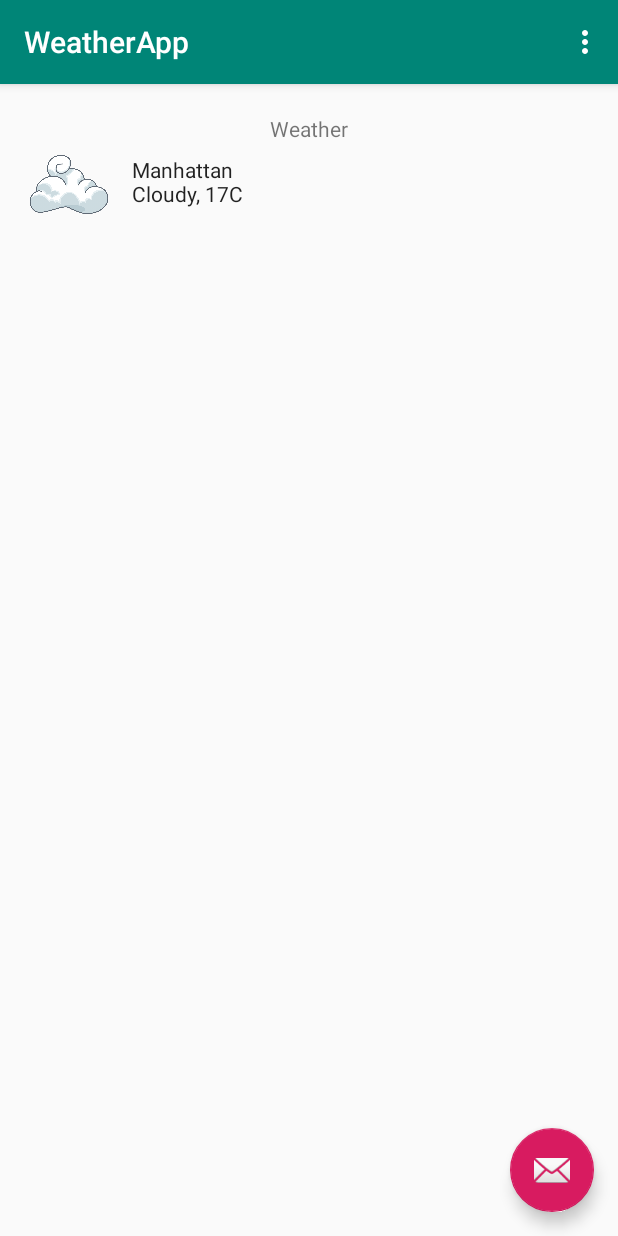
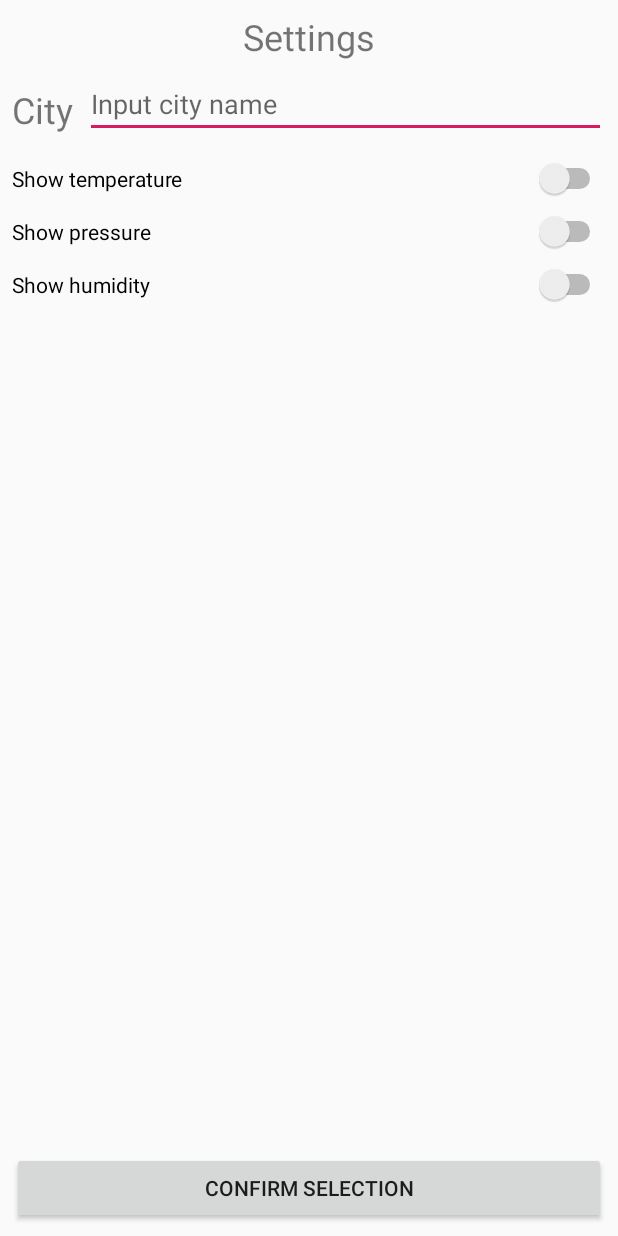
Before and after one commit to LostAztecian/WeatherApp, an Android app: the screen it shows after launch (MainActivity before the commit, CitySelectionActivity after it), on a phone screen of 412 x 824 dp. Run offline under Robolectric (Android 15) with nearby library versions, the phone set to English and light mode, and no system bars.

Commit message:
04.01.19
Added:
-Customization activity;

```diff
--- a/app/src/main/AndroidManifest.xml
+++ b/app/src/main/AndroidManifest.xml
@@ -10,7 +10,7 @@
         android:supportsRtl="true"
         android:theme="@style/AppTheme">
         <activity
-            android:name=".MainActivity"
+            android:name=".CitySelectionActivity"
             android:label="@string/app_name"
             android:theme="@style/AppTheme.NoActionBar">
             <intent-filter>
@@ -19,6 +19,7 @@
                 <category android:name="android.intent.category.LAUNCHER" />
             </intent-filter>
         </activity>
+        <activity android:name=".MainActivity"></activity>
     </application>
 
 </manifest>
--- /dev/null
+++ b/app/src/main/res/layout/activity_city_selection.xml
@@ -0,0 +1,109 @@
+<?xml version="1.0" encoding="utf-8"?>
+<android.support.constraint.ConstraintLayout xmlns:android="http://schemas.android.com/apk/res/android"
+    xmlns:app="http://schemas.android.com/apk/res-auto"
+    xmlns:tools="http://schemas.android.com/tools"
+    android:layout_width="match_parent"
+    android:layout_height="match_parent"
+    tools:context=".CitySelectionActivity">
+
+    <TextView
+        android:id="@+id/textView_settings"
+        android:layout_width="wrap_content"
+        android:layout_height="wrap_content"
+        android:layout_marginStart="8dp"
+        android:layout_marginLeft="8dp"
+        android:layout_marginTop="8dp"
+        android:layout_marginEnd="8dp"
+        android:layout_marginRight="8dp"
+        android:text="@string/settings"
+        android:textSize="24sp"
+        app:layout_constraintEnd_toEndOf="parent"
+        app:layout_constraintStart_toStartOf="parent"
+        app:layout_constraintTop_toTopOf="parent" />
+
+    <TextView
+        android:id="@+id/textView_city"
+        android:layout_width="wrap_content"
+        android:layout_height="wrap_content"
+        android:layout_marginStart="8dp"
+        android:layout_marginLeft="8dp"
+        android:layout_marginTop="16dp"
+        android:text="@string/city"
+        android:textSize="24sp"
+        app:layout_constraintStart_toStartOf="parent"
+        app:layout_constraintTop_toBottomOf="@+id/textView_settings" />
+
+    <EditText
+        android:id="@+id/editText_selectCity"
+        android:layout_width="0dp"
+        android:layout_height="wrap_content"
+        android:layout_marginStart="8dp"
+        android:layout_marginLeft="8dp"
+        android:layout_marginTop="8dp"
+        android:layout_marginEnd="8dp"
+        android:layout_marginRight="8dp"
+        android:ems="10"
+        android:hint="@string/selection_city"
+        android:inputType="textPersonName"
+        app:layout_constraintBottom_toBottomOf="@+id/textView_city"
+        app:layout_constraintEnd_toEndOf="parent"
+        app:layout_constraintStart_toEndOf="@+id/textView_city"
+        app:layout_constraintTop_toBottomOf="@+id/textView_settings" />
+
+    <Button
+        android:id="@+id/button_confirmSelection"
+        android:layout_width="0dp"
+        android:layout_height="wrap_content"
+        android:layout_marginStart="8dp"
+        android:layout_marginLeft="8dp"
+        android:layout_marginEnd="8dp"
+        android:layout_marginRight="8dp"
+        android:layout_marginBottom="8dp"
+        android:text="@string/button_confirmSelection"
+        android:onClick="confirmSelection"
+        app:layout_constraintBottom_toBottomOf="parent"
+        app:layout_constraintEnd_toEndOf="parent"
+        app:layout_constraintStart_toStartOf="parent" />
+
+    <Switch
+        android:id="@+id/switch_showTemperature"
+        android:layout_width="0dp"
+        android:layout_height="wrap_content"
+        android:layout_marginStart="8dp"
+        android:layout_marginLeft="8dp"
+        android:layout_marginTop="@dimen/fab_margin"
+        android:layout_marginEnd="8dp"
+        android:layout_marginRight="8dp"
+        android:text="@string/switch_showTemperature"
+        app:layout_constraintEnd_toEndOf="parent"
+        app:layout_constraintStart_toStartOf="parent"
+        app:layout_constraintTop_toBottomOf="@+id/textView_city" />
+
+    <Switch
+        android:id="@+id/switch_showPressure"
+        android:layout_width="0dp"
+        android:layout_height="wrap_content"
+        android:layout_marginStart="8dp"
+        android:layout_marginLeft="8dp"
+        android:layout_marginTop="8dp"
+        android:layout_marginEnd="8dp"
+        android:layout_marginRight="8dp"
+        android:text="@string/switch_showPressure"
+        app:layout_constraintEnd_toEndOf="parent"
+        app:layout_constraintStart_toStartOf="parent"
+        app:layout_constraintTop_toBottomOf="@+id/switch_showTemperature" />
+
+    <Switch
+        android:id="@+id/switch_showHumidity"
+        android:layout_width="0dp"
+        android:layout_height="wrap_content"
+        android:layout_marginStart="8dp"
+        android:layout_marginLeft="8dp"
+        android:layout_marginTop="8dp"
+        android:layout_marginEnd="8dp"
+        android:layout_marginRight="8dp"
+        android:text="@string/switch_showHumidity"
+        app:layout_constraintEnd_toEndOf="parent"
+        app:layout_constraintStart_toStartOf="parent"
+        app:layout_constraintTop_toBottomOf="@+id/switch_showPressure" />
+</android.support.constraint.ConstraintLayout>
--- a/app/src/main/res/layout/activity_main.xml
+++ b/app/src/main/res/layout/activity_main.xml
@@ -6,28 +6,6 @@
     android:layout_height="match_parent"
     tools:context=".MainActivity">
 
-    <android.support.design.widget.AppBarLayout
-        android:layout_width="match_parent"
-        android:layout_height="wrap_content"
-        android:theme="@style/AppTheme.AppBarOverlay">
-
-        <android.support.v7.widget.Toolbar
-            android:id="@+id/toolbar"
-            android:layout_width="match_parent"
-            android:layout_height="?attr/actionBarSize"
-            android:background="?attr/colorPrimary"
-            app:popupTheme="@style/AppTheme.PopupOverlay" />
-
-    </android.support.design.widget.AppBarLayout>
-
     <include layout="@layout/content_main" />
 
-    <android.support.design.widget.FloatingActionButton
-        android:id="@+id/fab"
-        android:layout_width="wrap_content"
-        android:layout_height="wrap_content"
-        android:layout_gravity="bottom|end"
-        android:layout_margin="@dimen/fab_margin"
-        app:srcCompat="@android:drawable/ic_dialog_email" />
-
 </android.support.design.widget.CoordinatorLayout>
--- a/app/src/main/res/layout/content_main.xml
+++ b/app/src/main/res/layout/content_main.xml
@@ -9,36 +9,54 @@
     tools:showIn="@layout/activity_main">
 
     <TextView
-        android:id="@+id/textView2"
+        android:id="@+id/textView_weather"
         android:layout_width="wrap_content"
         android:layout_height="wrap_content"
-        android:layout_marginTop="20dp"
+        android:layout_marginTop="18dp"
         android:text="@string/title"
+        android:textColor="@android:color/holo_blue_dark"
+        android:textColorLink="@color/colorAccent"
+        android:textSize="24sp"
         app:layout_constraintLeft_toLeftOf="parent"
         app:layout_constraintRight_toRightOf="parent"
         app:layout_constraintTop_toTopOf="parent" />
 
     <ImageView
-        android:id="@+id/imageView"
-        android:layout_width="60dp"
-        android:layout_height="39dp"
+        android:id="@+id/imageView_cityWeather"
+        android:layout_width="72dp"
+        android:layout_height="72dp"
         android:layout_marginStart="16dp"
         android:layout_marginLeft="16dp"
-        android:layout_marginTop="8dp"
         app:layout_constraintStart_toStartOf="parent"
-        app:layout_constraintTop_toBottomOf="@+id/textView2"
+        app:layout_constraintTop_toBottomOf="@+id/textView_weather"
         app:srcCompat="@drawable/cloudy" />
 
     <TextView
-        android:id="@+id/textView"
-        android:layout_width="174dp"
-        android:layout_height="40dp"
-        android:layout_marginStart="12dp"
-        android:layout_marginLeft="12dp"
+        android:id="@+id/textView_cityName"
+        android:layout_width="wrap_content"
+        android:layout_height="0dp"
+        android:layout_marginStart="8dp"
+        android:layout_marginLeft="8dp"
         android:layout_marginTop="8dp"
-        android:text="Manhattan\nCloudy, 17C"
+        android:text="Manhattan"
         android:textAppearance="@style/TextAppearance.AppCompat"
-        app:layout_constraintStart_toEndOf="@+id/imageView"
-        app:layout_constraintTop_toBottomOf="@+id/textView2" />
+        android:textSize="18sp"
+        android:textStyle="bold"
+        app:layout_constraintStart_toEndOf="@+id/imageView_cityWeather"
+        app:layout_constraintTop_toBottomOf="@+id/textView_weather" />
+
+    <TextView
+        android:id="@+id/textView_cityWeather"
+        android:layout_width="wrap_content"
+        android:layout_height="wrap_content"
+        android:layout_marginStart="8dp"
+        android:layout_marginLeft="8dp"
+        android:layout_marginTop="8dp"
+        android:layout_marginBottom="8dp"
+        android:text="          "
+        android:textStyle="italic"
+        app:layout_constraintBottom_toBottomOf="@+id/imageView_cityWeather"
+        app:layout_constraintStart_toEndOf="@+id/imageView_cityWeather"
+        app:layout_constraintTop_toBottomOf="@+id/textView_cityName" />
 
 </android.support.constraint.ConstraintLayout>
--- a/app/src/main/res/values/strings.xml
+++ b/app/src/main/res/values/strings.xml
@@ -2,4 +2,14 @@
     <string name="app_name">WeatherApp</string>
     <string name="action_settings">Settings</string>
     <string name="title">Weather</string>
+
+    <string name="settings">Settings</string>
+    <string name="city">City</string>
+    <string name="selection_city">Input city name</string>
+
+    <string name="button_confirmSelection">Confirm Selection</string>
+    <string name="switch_showTemperature">Show temperature</string>
+    <string name="switch_showPressure">Show pressure</string>
+    <string name="switch_showHumidity">Show humidity</string>
+
 </resources>
```
Also changed, not shown: app/src/main/java/stoliarenkoas/ru/weatherapp/CitySelectionActivity.java (added, +36 -0 lines), app/src/main/java/stoliarenkoas/ru/weatherapp/MainActivity.java (+39 -14 lines).
